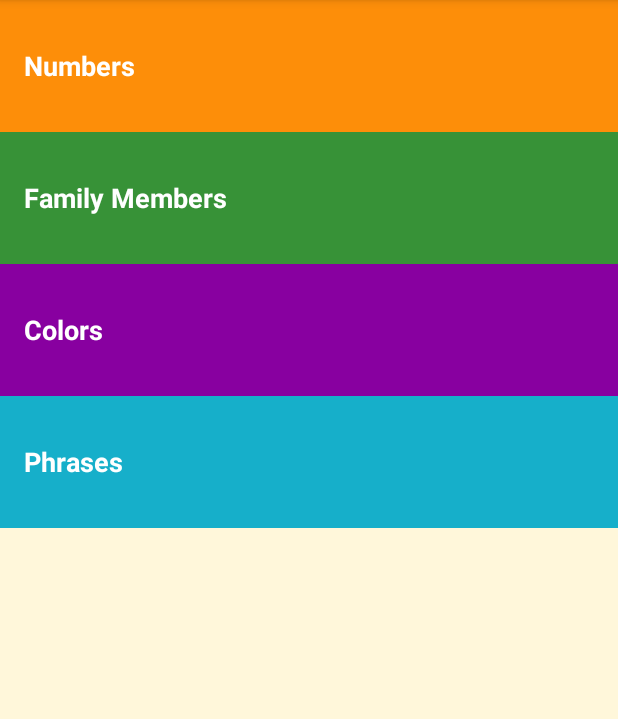
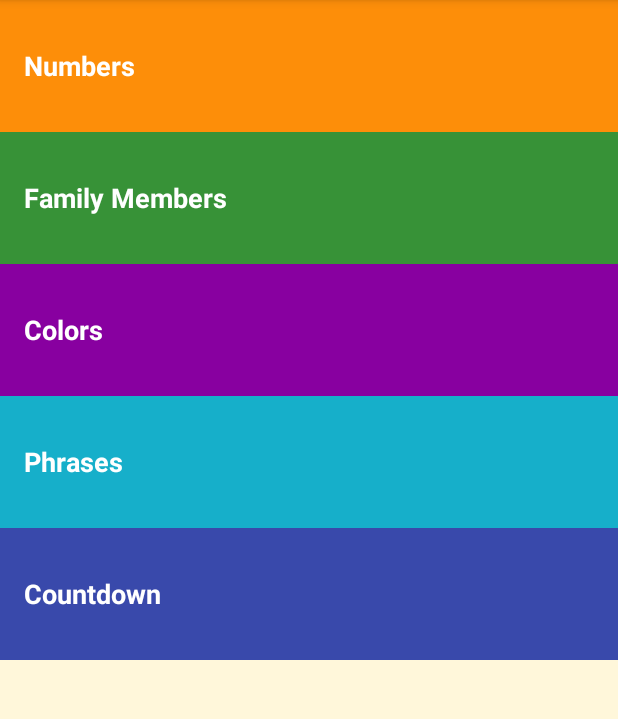
Before and after one commit to limjinsun/android-app-01, an Android app: the screen it shows after launch (MainActivity), on a phone screen of 412 x 824 dp, the part 84-803 px from its top. Run offline under Robolectric (Android 15) with nearby library versions, the light colour scheme and no system bars.

Commit message:
test-countdown

```diff
--- a/app/src/main/java/com/example/android/miwok/MainActivity.java
+++ b/app/src/main/java/com/example/android/miwok/MainActivity.java
@@ -20,6 +20,8 @@ import android.os.Bundle;
 import android.support.v7.app.AppCompatActivity;
 import android.view.View;
 import android.widget.TextView;
+
+import org.w3c.dom.Text;
 
 public class MainActivity extends AppCompatActivity {
 
@@ -66,5 +68,14 @@ public class MainActivity extends AppCompatActivity {
             }
         });
 
+        TextView countdown = (TextView) findViewById(R.id.countdown);
+        countdown.setOnClickListener(new View.OnClickListener(){
+            @Override
+            public void onClick(View v) {
+                Intent i = new Intent(MainActivity.this, CountdownActivity.class);
+                startActivity(i);
+            }
+        });
+
     }
 }
--- a/app/src/main/java/com/example/android/miwok/WordArrayAdapter.java
+++ b/app/src/main/java/com/example/android/miwok/WordArrayAdapter.java
@@ -30,7 +30,7 @@ public class WordArrayAdapter extends ArrayAdapter<Word> {
         // convertView is used to reuse old view.
         // Check if an existing view is being reused, otherwise inflate the view
         if (convertView == null) {
-            convertView = LayoutInflater.from(getContext()).inflate(R.layout.list_item, parent,false);
+            convertView = LayoutInflater.from(getContext()).inflate(R.layout.item_layout, parent,false);
         }
 
         // Get the data item for this position
--- a/app/src/main/res/layout/activity_main.xml
+++ b/app/src/main/res/layout/activity_main.xml
@@ -47,4 +47,10 @@
         android:background="@color/category_phrases"
         android:text="@string/category_phrases" />
 
+    <TextView
+        android:id="@+id/countdown"
+        style="@style/CategoryStyle"
+        android:background="@color/category_countdown"
+        android:text="@string/category_countdown" />
+
 </LinearLayout>
--- a/app/src/main/res/layout/list_item.xml
+++ b/app/src/main/res/layout/item_layout.xml
@@ -3,6 +3,7 @@
     xmlns:tools="http://schemas.android.com/tools"
     android:layout_width="match_parent"
     android:layout_height="wrap_content"
+    android:orientation="horizontal"
     android:padding="0dp">
 
     <ImageView
@@ -35,4 +36,5 @@
             tools:text="one" />
 
     </LinearLayout>
+
 </LinearLayout>
--- a/app/src/main/res/values-w820dp/dimens.xml
+++ b/app/src/main/res/values-w820dp/dimens.xml
@@ -14,7 +14,7 @@
 -->
 <resources>
     <!-- Example customization of dimensions originally defined in res/values/dimens.xml
-         (such as screen margins) for screens with more than 820dp of available width. This
+         (such as scr een margins) for screens with more than 820dp of available width. This
          would include 7" and 10" devices in landscape (~960dp and ~1280dp respectively). -->
     <dimen name="activity_horizontal_margin">64dp</dimen>
 </resources>
--- a/app/src/main/res/values/colors.xml
+++ b/app/src/main/res/values/colors.xml
@@ -38,4 +38,8 @@
     <!-- Background color for the phrases category -->
     <color name="category_phrases">#16AFCA</color>
     <color name="category_phrases_dark">#1E9DC0</color>
+
+    <!-- Background color for the phrases category -->
+    <color name="category_countdown">#3949AB</color>
+    <color name="category_countdown_dark">#5362BB</color>
 </resources>
--- a/app/src/main/res/values/strings.xml
+++ b/app/src/main/res/values/strings.xml
@@ -23,6 +23,9 @@
     <string name="category_numbers">Numbers</string>
     <!-- Category name for the vocabulary words for family members [CHAR LIMIT=20] -->
     <string name="category_family">Family Members</string>
+    <!-- Category name for countdown [CHAR LIMIT=20] -->
+    <string name="category_countdown">Countdown</string>
+
     <string name="title_activity_colors">Colors</string>
     <string name="title_activity_phrases">Phrases</string>
 </resources>
--- a/app/src/main/res/values/styles.xml
+++ b/app/src/main/res/values/styles.xml
@@ -40,6 +40,11 @@
         <item name="colorPrimaryDark">@color/category_phrases</item>
     </style>
 
+    <style name="CountdownTheme" parent="Theme.AppCompat.Light.DarkActionBar">
+        <item name="colorPrimary">@color/category_countdown</item>
+        <item name="colorPrimaryDark">@color/category_countdown</item>
+    </style>
+
     <!-- Style for a category of vocabulary words -->
     <style name="CategoryStyle">
         <item name="android:layout_width">match_parent</item>
```
Also changed, not shown: app/src/main/AndroidManifest.xml (+14 -4 lines), app/src/main/java/com/example/android/miwok/CountdownActivity.java (added, +41 -0 lines), app/src/main/res/layout/activity_countdown.xml (added, +36 -0 lines), app/src/main/java/com/example/android/miwok/ColorsActivity.java (line endings or trailing spaces).
